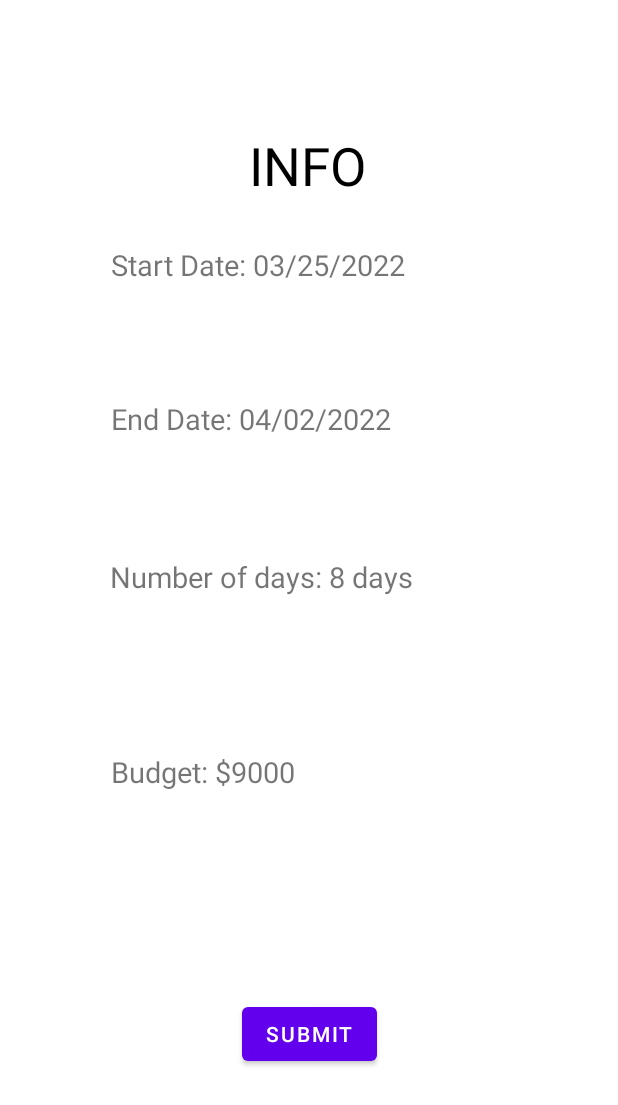
After one commit to JakeDongwanKang/travel-mobile-project, an Android app: the layout activity_info.xml on its own in the app's theme, with its tools: preview values and no code run, on a phone screen of 412 x 824 dp. The commit adds this screen. Shown: the top 1105 px of the screen. Run offline under Robolectric (Android 15) with nearby library versions, the phone set to English and light mode, and no system bars.

Commit message:
Committing activity_info page

```diff
--- /dev/null
+++ b/app/src/main/java/com/example/travel_project/InfoPage.java
@@ -0,0 +1,27 @@
+package com.example.travel_project;
+
+import androidx.appcompat.app.AppCompatActivity;
+
+import android.content.Intent;
+import android.os.Bundle;
+import android.widget.ArrayAdapter;
+import android.widget.Button;
+import android.widget.RadioButton;
+import android.widget.RadioGroup;
+import android.widget.Spinner;
+
+import java.io.BufferedReader;
+import java.io.IOException;
+import java.io.InputStream;
+import java.io.InputStreamReader;
+import java.util.ArrayList;
+import java.util.List;
+
+public class InfoPage extends AppCompatActivity {
+
+    @Override
+    protected void onCreate(Bundle savedInstanceState) {
+        super.onCreate(savedInstanceState);
+        setContentView(R.layout.activity_results);
+    }
+}
--- /dev/null
+++ b/app/src/main/res/layout/activity_info.xml
@@ -0,0 +1,84 @@
+<?xml version="1.0" encoding="utf-8"?>
+<androidx.constraintlayout.widget.ConstraintLayout xmlns:android="http://schemas.android.com/apk/res/android"
+    xmlns:app="http://schemas.android.com/apk/res-auto"
+    xmlns:tools="http://schemas.android.com/tools"
+    android:layout_width="match_parent"
+    android:layout_height="match_parent">
+
+    <TextView
+        android:id="@+id/textView"
+        android:layout_width="wrap_content"
+        android:layout_height="wrap_content"
+        android:text="@string/info"
+        android:textColor="#000000"
+        android:textSize="35sp"
+        app:layout_constraintBottom_toBottomOf="parent"
+        app:layout_constraintEnd_toEndOf="parent"
+        app:layout_constraintHorizontal_bias="0.498"
+        app:layout_constraintStart_toStartOf="parent"
+        app:layout_constraintTop_toTopOf="parent"
+        app:layout_constraintVertical_bias="0.112" />
+
+    <TextView
+        android:id="@+id/textView2"
+        android:layout_width="wrap_content"
+        android:layout_height="wrap_content"
+        android:text="@string/startDate"
+        android:textSize="19sp"
+        app:layout_constraintBottom_toBottomOf="parent"
+        app:layout_constraintEnd_toEndOf="parent"
+        app:layout_constraintHorizontal_bias="0.342"
+        app:layout_constraintStart_toStartOf="parent"
+        app:layout_constraintTop_toTopOf="parent"
+        app:layout_constraintVertical_bias="0.205" />
+
+    <TextView
+        android:id="@+id/textView3"
+        android:layout_width="wrap_content"
+        android:layout_height="wrap_content"
+        android:text="@string/endDate"
+        android:textSize="19sp"
+        app:layout_constraintBottom_toBottomOf="parent"
+        app:layout_constraintEnd_toEndOf="parent"
+        app:layout_constraintHorizontal_bias="0.328"
+        app:layout_constraintStart_toStartOf="parent"
+        app:layout_constraintTop_toTopOf="parent"
+        app:layout_constraintVertical_bias="0.333" />
+
+    <TextView
+        android:id="@+id/textView4"
+        android:layout_width="wrap_content"
+        android:layout_height="wrap_content"
+        android:text="@string/numDays"
+        android:textSize="19sp"
+        app:layout_constraintBottom_toBottomOf="parent"
+        app:layout_constraintEnd_toEndOf="parent"
+        app:layout_constraintHorizontal_bias="0.35"
+        app:layout_constraintStart_toStartOf="parent"
+        app:layout_constraintTop_toTopOf="parent"
+        app:layout_constraintVertical_bias="0.465" />
+
+    <TextView
+        android:id="@+id/textView5"
+        android:layout_width="wrap_content"
+        android:layout_height="wrap_content"
+        android:text="@string/budget"
+        android:textSize="19sp"
+        app:layout_constraintBottom_toBottomOf="parent"
+        app:layout_constraintEnd_toEndOf="parent"
+        app:layout_constraintHorizontal_bias="0.256"
+        app:layout_constraintStart_toStartOf="parent"
+        app:layout_constraintTop_toTopOf="parent"
+        app:layout_constraintVertical_bias="0.628" />
+
+    <Button
+        android:id="@+id/submitButton"
+        android:layout_width="wrap_content"
+        android:layout_height="wrap_content"
+        android:text="Submit"
+        app:layout_constraintBottom_toBottomOf="parent"
+        app:layout_constraintEnd_toEndOf="parent"
+        app:layout_constraintStart_toStartOf="parent"
+        app:layout_constraintTop_toTopOf="parent"
+        app:layout_constraintVertical_bias="0.857" />
+</androidx.constraintlayout.widget.ConstraintLayout>
--- a/app/src/main/res/values/strings.xml
+++ b/app/src/main/res/values/strings.xml
@@ -1,3 +1,8 @@
 <resources>
     <string name="app_name">travel_project</string>
+    <string name="info">INFO</string>
+    <string name="startDate">Start Date: 03/25/2022</string>
+    <string name="endDate">End Date: 04/02/2022</string>
+    <string name="numDays">Number of days: 8 days</string>
+    <string name="budget">Budget: $9000</string>
 </resources>
```
